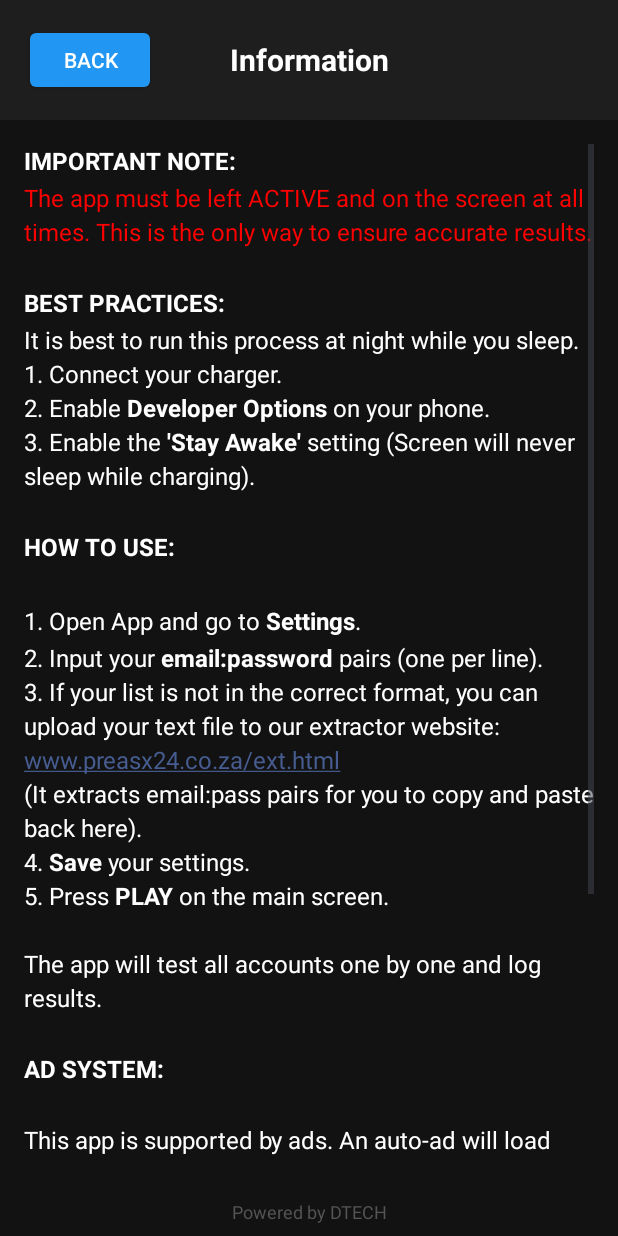
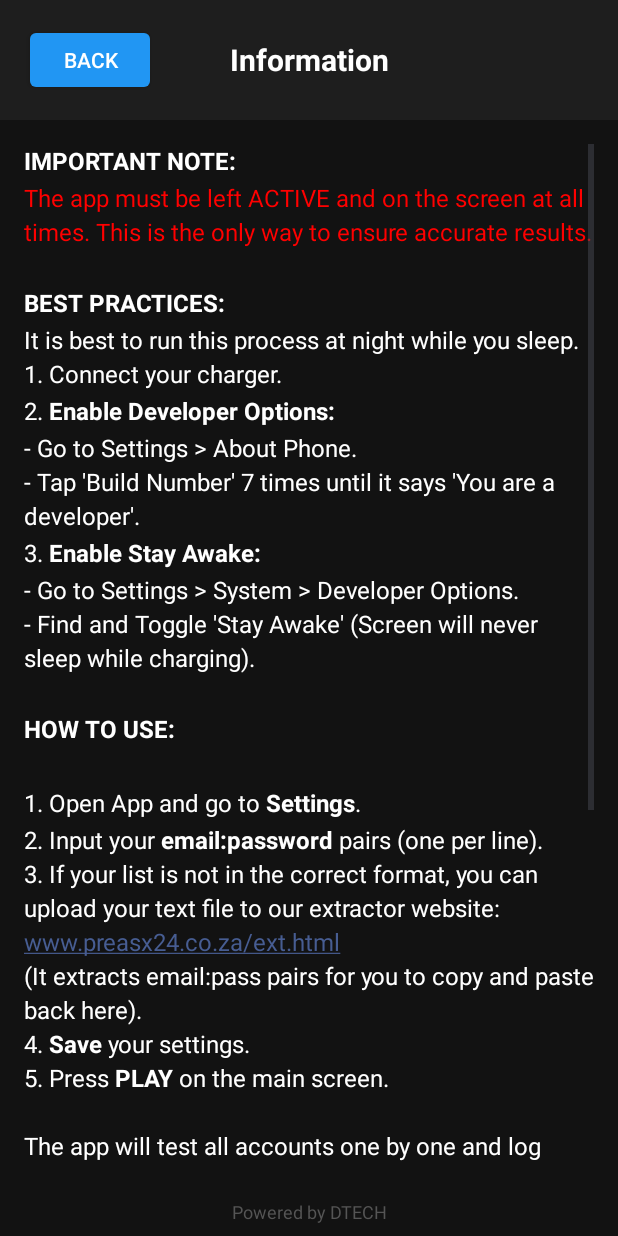
Before and after one commit to Dtech2preas/webview-apps, an Android app: the InfoActivity screen opened directly, with no data from a screen before it, on a phone screen of 412 x 824 dp. Run offline under Robolectric (Android 15) with nearby library versions, the phone set to English and light mode, and no system bars.

Commit message:
Fix batch execution race conditions and update info screen
- Add strict index checking to verification callbacks in MainActivity to prevent results bleeding into the next account.
- Implement explicit handler cleanup between batch items.
- Ensure moveToNext logic is robust against multiple calls.
- Update InfoActivity with detailed "Stay Awake" instructions.

```diff
--- a/app/src/main/java/com/dtech/automation/InfoActivity.java
+++ b/app/src/main/java/com/dtech/automation/InfoActivity.java
@@ -25,8 +25,12 @@ public class InfoActivity extends Activity {
                 "<b>BEST PRACTICES:</b><br/>" +
                 "It is best to run this process at night while you sleep.<br/>" +
                 "1. Connect your charger.<br/>" +
-                "2. Enable <b>Developer Options</b> on your phone.<br/>" +
-                "3. Enable the <b>'Stay Awake'</b> setting (Screen will never sleep while charging).<br/><br/>" +
+                "2. <b>Enable Developer Options:</b><br/>" +
+                "   - Go to Settings > About Phone.<br/>" +
+                "   - Tap 'Build Number' 7 times until it says 'You are a developer'.<br/>" +
+                "3. <b>Enable Stay Awake:</b><br/>" +
+                "   - Go to Settings > System > Developer Options.<br/>" +
+                "   - Find and Toggle 'Stay Awake' (Screen will never sleep while charging).<br/><br/>" +
                 "<b>HOW TO USE:</b><br/><br/>" +
                 "1. Open App and go to <b>Settings</b>.<br/>" +
                 "2. Input your <b>email:password</b> pairs (one per line).<br/>" +
```
Also changed, not shown: app/src/main/java/com/dtech/automation/MainActivity.java (+42 -30 lines).
